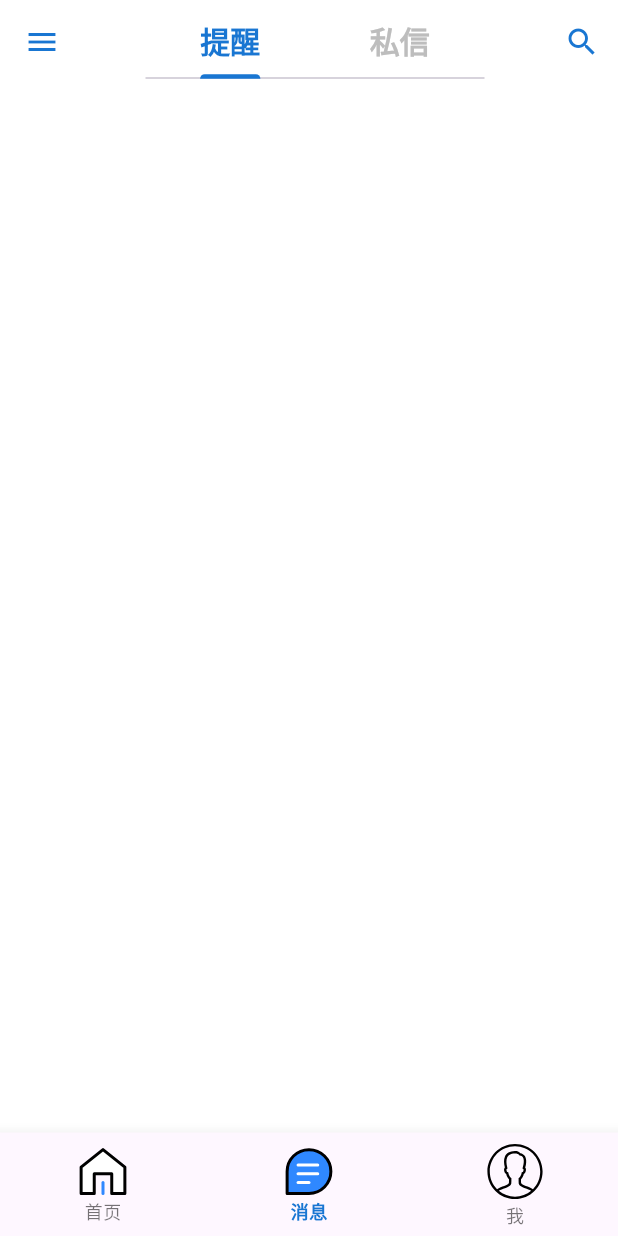
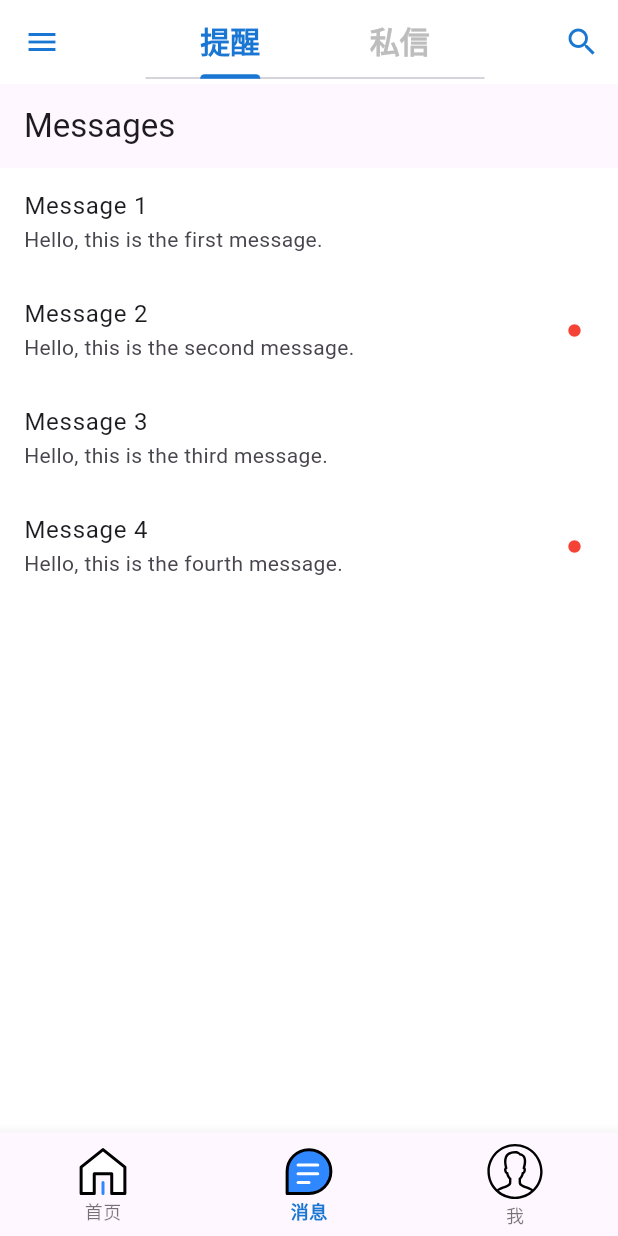
Before and after one commit to BigNoseCattyHome/aorb, a Flutter app: the screen it shows after launch, item 2 of the bottom bar chosen, on a phone screen of 412 x 824 dp. Run offline on Flutter 3.47's test engine with Material 3 defaults, Android fonts, the phone set to English and light mode, and no system bars; our stand-ins replace flutter_svg, logger, shared_preferences; missing offline and left inert: dart_ipify, grpc; accounts and stored records are empty; network calls fail; Roboto replaces fonts that are missing (SimHei); statements that could not run were skipped.

Commit message:
消息界面待做分tabbar+调用组件

```diff
--- a/frontend/lib/screens/messages_page.dart
+++ b/frontend/lib/screens/messages_page.dart
@@ -1,35 +1,120 @@
-// messages_page.dart
 import 'package:flutter/material.dart';
-
+//TODO 分tabbar，然后调用消息卡片
+// 定义 MessagesPage 组件，它是一个有状态的组件（StatefulWidget）
 class MessagesPage extends StatefulWidget {
+  // 传入的 TabController，用于控制顶部导航栏的切换
   final TabController tabController;
 
+  // 构造函数
   const MessagesPage({super.key, required this.tabController});
 
+  // 创建状态类
   @override
   MessagesPageState createState() => MessagesPageState();
 }
 
-class MessagesPageState extends State<MessagesPage>
-    with SingleTickerProviderStateMixin {
-  late TabController _tabController; // 顶部导航栏控制器
+// 状态类，管理 MessagesPage 的状态
+class MessagesPageState extends State<MessagesPage> {
+  // 顶部导航栏控制器
+  late TabController _tabController;
 
+  // 初始化状态
   @override
   void initState() {
-    super.initState(); // 调用父类的 initState 方法
-    _tabController = widget.tabController; // 初始化顶部导航栏控制器
+    super.initState();
+    // 将传入的 TabController 赋值给 _tabController
+    _tabController = widget.tabController;
   }
 
+  // 释放资源
   @override
   void dispose() {
     _tabController.dispose();
     super.dispose();
   }
 
+  // 构建页面 UI
   @override
   Widget build(BuildContext context) {
-    return const Scaffold(
+    return Scaffold(
+      appBar: AppBar(
+        title: const Text('Messages'), // 标题栏
+      ),
+      body: _buildMessageList(), // 构建消息列表
+    );
+  }
 
+  // 构建消息列表
+  Widget _buildMessageList() {
+    // 示例消息数据
+    final messages = [
+      {'title': 'Message 1', 'content': 'Hello, this is the first message.', 'isRead': true},
+      {'title': 'Message 2', 'content': 'Hello, this is the second message.', 'isRead': false},
+      {'title': 'Message 3', 'content': 'Hello, this is the third message.', 'isRead': true},
+      {'title': 'Message 4', 'content': 'Hello, this is the fourth message.', 'isRead': false},
+    ];
+
+    // 使用 ListView.builder 动态生成列表项
+    return ListView.builder(
+      itemCount: messages.length, // 列表项数量
+      itemBuilder: (context, index) {
+        final message = messages[index];
+        return ListTile(
+          title: Text(message['title'] as String), // 消息标题
+          subtitle: Text(message['content'] as String), // 消息内容
+          // 如果消息未读，则显示红点图标，否则不显示
+          trailing: message['isRead'] as bool ? null : const Icon(Icons.circle, color: Colors.red, size: 10),
+          // 点击消息项，显示消息详情
+          onTap: () {
+            _showMessageDetail(message as Map<String, String>);
+          },
         );
+      },
+    );
+  }
+
+  // 显示消息详情页面
+  void _showMessageDetail(Map<String, String> message) {
+    Navigator.push(
+      context,
+      MaterialPageRoute(
+        builder: (context) => MessageDetailPage(message: message), // 创建消息详情页面
+      ),
+    );
   }
 }
+
+// 消息详情页面
+class MessageDetailPage extends StatelessWidget {
+  // 传入的消息数据
+  final Map<String, String> message;
+
+  // 构造函数
+  const MessageDetailPage({super.key, required this.message});
+
+  // 构建消息详情页面 UI
+  @override
+  Widget build(BuildContext context) {
+    return Scaffold(
+      appBar: AppBar(
+        title: Text(message['title']!), // 标题栏，显示消息标题
+      ),
+      body: Padding(
+        padding: const EdgeInsets.all(16.0),
+        child: Text(message['content']!), // 显示消息内容
+      ),
+    );
+  }
+}
+
+// 程序入口
+void main() {
+  runApp(MaterialApp(
+    home: DefaultTabController(
+      length: 1, // TabController 的长度
+      child: Scaffold(
+        body: MessagesPage(tabController: TabController(length: 1, vsync: ScaffoldState())), // 加载 MessagesPage
+      ),
+    ),
+  ));
+}
```
